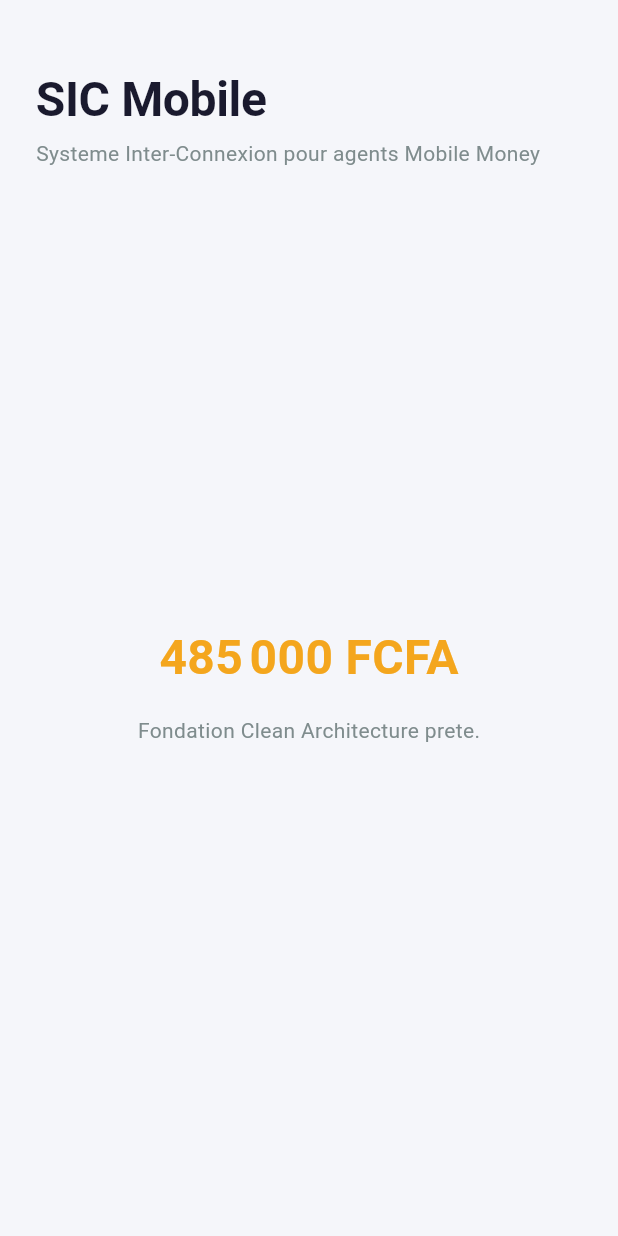
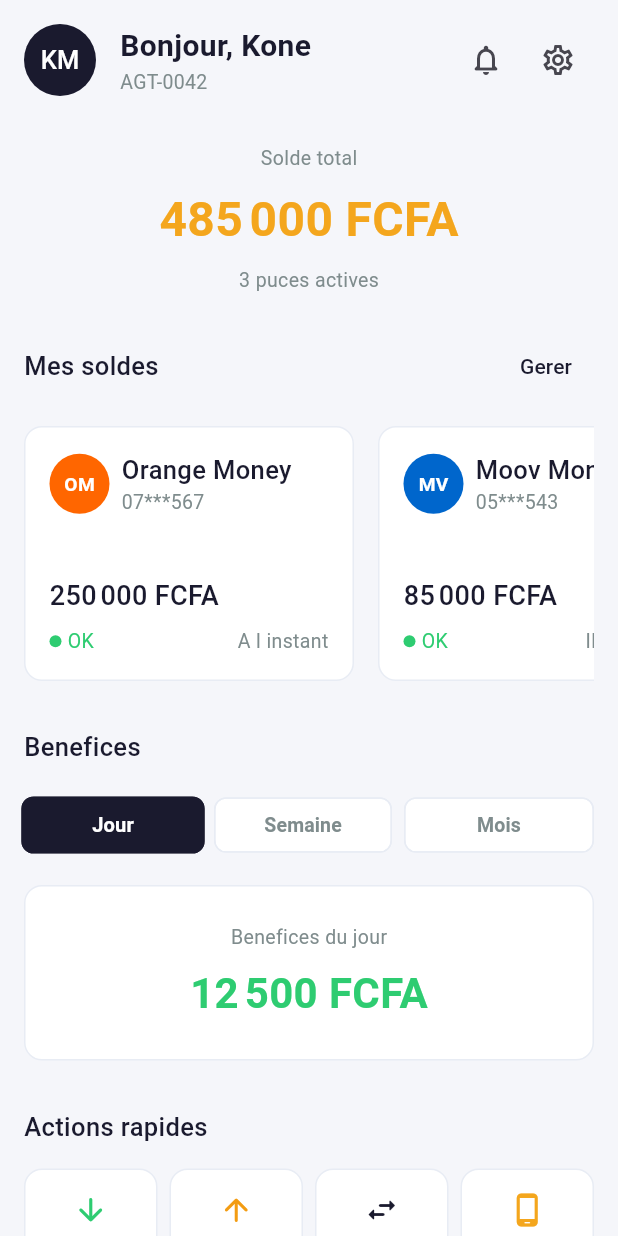
Before and after one commit to AmstaLabestar/SIC_Mobile, a Flutter app: the screen it shows after launch, on a phone screen of 412 x 824 dp. Run offline on Flutter 3.47's test engine with Material 3 defaults, Android fonts, the phone set to English and light mode, and no system bars; drawn by our look-alikes of flutter_animate; our stand-ins replace dartz, equatable, flutter_dotenv, flutter_riverpod, go_router; Roboto replaces fonts that are missing (DM Sans, Roboto Mono).

Commit message:
feat(dashboard): build dashboard screen UI

```diff
--- a/lib/features/dashboard/presentation/providers/dashboard_provider.dart
+++ b/lib/features/dashboard/presentation/providers/dashboard_provider.dart
@@ -1,6 +1,5 @@
 import 'package:flutter_riverpod/flutter_riverpod.dart';
 
-import '../../../../core/errors/failures.dart';
 import '../../../../core/usecases/usecase.dart';
 import '../../data/datasources/dashboard_local_datasource.dart';
 import '../../data/repositories/dashboard_repository_impl.dart';
@@ -66,18 +65,6 @@ class DashboardNotifier extends AsyncNotifier<AgentSummary> {
     final usecase = ref.read(getDashboardSummaryProvider);
     final result = await usecase(const NoParams());
 
-    return result.fold(
-      (failure) => throw _DashboardLoadException(failure),
-      (summary) => summary,
-    );
+    return result.fold((failure) => throw failure, (summary) => summary);
   }
 }
-
-class _DashboardLoadException implements Exception {
-  const _DashboardLoadException(this.failure);
-
-  final Failure failure;
-
-  @override
-  String toString() => failure.message;
-}
--- /dev/null
+++ b/lib/features/dashboard/presentation/screens/dashboard_screen.dart
@@ -0,0 +1,283 @@
+import 'package:flutter/material.dart';
+import 'package:flutter_animate/flutter_animate.dart';
+import 'package:flutter_riverpod/flutter_riverpod.dart';
+
+import '../../../../core/constants/app_colors.dart';
+import '../../../../core/constants/app_spacing.dart';
+import '../../../../core/constants/app_text_styles.dart';
+import '../../../../core/widgets/sic_amount_display.dart';
+import '../../../../core/widgets/sic_error_widget.dart';
+import '../../../../core/widgets/sic_loading.dart';
+import '../../domain/entities/agent_summary.dart';
+import '../providers/dashboard_provider.dart';
+import '../widgets/balance_card.dart';
+import '../widgets/benefit_chips.dart';
+import '../widgets/benefit_summary_widget.dart';
+import '../widgets/quick_actions_row.dart';
+
+class DashboardScreen extends ConsumerWidget {
+  const DashboardScreen({super.key});
+
+  @override
+  Widget build(BuildContext context, WidgetRef ref) {
+    final dashboardState = ref.watch(dashboardNotifierProvider);
+
+    return Scaffold(
+      body: SafeArea(
+        child: dashboardState.when(
+          loading: () => const SicLoading(),
+          error: (error, _) => SicErrorWidget(
+            error: error,
+            onRetry: () => ref.read(dashboardNotifierProvider.notifier).refresh(),
+          ),
+          data: (summary) => RefreshIndicator(
+            color: AppColors.accent,
+            onRefresh: () {
+              return ref.read(dashboardNotifierProvider.notifier).refresh();
+            },
+            child: _DashboardContent(summary: summary),
+          ),
+        ),
+      ),
+    );
+  }
+}
+
+class _DashboardContent extends ConsumerWidget {
+  const _DashboardContent({required this.summary});
+
+  final AgentSummary summary;
+
+  @override
+  Widget build(BuildContext context, WidgetRef ref) {
+    return CustomScrollView(
+      physics: const AlwaysScrollableScrollPhysics(),
+      slivers: [
+        SliverToBoxAdapter(child: _DashboardHeader(summary: summary)),
+        SliverToBoxAdapter(
+          child: Padding(
+            padding: const EdgeInsets.symmetric(horizontal: AppSpacing.md),
+            child: Column(
+              crossAxisAlignment: CrossAxisAlignment.start,
+              children: [
+                if (summary.hasLowBalance) ...[
+                  const SizedBox(height: AppSpacing.md),
+                  const _LowBalanceBanner(),
+                ],
+                const SizedBox(height: AppSpacing.lg),
+                _SectionHeader(
+                  title: 'Mes soldes',
+                  actionLabel: 'Gerer',
+                  onActionTap: () => _showComingSoon(context),
+                ),
+                const SizedBox(height: AppSpacing.md),
+                SizedBox(
+                  height: 170,
+                  child: ListView.separated(
+                    scrollDirection: Axis.horizontal,
+                    itemCount: summary.balances.length,
+                    separatorBuilder: (context, index) => const SizedBox(
+                      width: AppSpacing.md,
+                    ),
+                    itemBuilder: (context, index) {
+                      final balance = summary.balances[index];
+
+                      return BalanceCard(
+                        balance: balance,
+                        onTap: () {
+                          ref
+                              .read(dashboardNotifierProvider.notifier)
+                              .refreshOperatorBalance(balance.operatorCode);
+                        },
+                      );
+                    },
+                  ),
+                ),
+                const SizedBox(height: AppSpacing.xl),
+                const _SectionHeader(title: 'Benefices'),
+                const SizedBox(height: AppSpacing.md),
+                const BenefitChips(),
+                const SizedBox(height: AppSpacing.md),
+                BenefitSummaryWidget(summary: summary),
+                const SizedBox(height: AppSpacing.xl),
+                const _SectionHeader(title: 'Actions rapides'),
+                const SizedBox(height: AppSpacing.md),
+                QuickActionsRow(
+                  onDepositTap: () => _showComingSoon(context),
+                  onWithdrawalTap: () => _showComingSoon(context),
+                  onTransferTap: () => _showComingSoon(context),
+                  onTopUpTap: () => _showComingSoon(context),
+                ),
+                const SizedBox(height: AppSpacing.xl),
+              ],
+            ),
+          ),
+        ),
+      ],
+    );
+  }
+
+  void _showComingSoon(BuildContext context) {
+    ScaffoldMessenger.of(context).showSnackBar(
+      const SnackBar(content: Text('Fonctionnalite prevue dans la suite.')),
+    );
+  }
+}
+
+class _DashboardHeader extends StatelessWidget {
+  const _DashboardHeader({required this.summary});
+
+  final AgentSummary summary;
+
+  @override
+  Widget build(BuildContext context) {
+    final firstName = summary.agentName.split(' ').first;
+
+    return Padding(
+      padding: const EdgeInsets.fromLTRB(
+        AppSpacing.md,
+        AppSpacing.md,
+        AppSpacing.md,
+        0,
+      ),
+      child: Column(
+        crossAxisAlignment: CrossAxisAlignment.start,
+        children: [
+          Row(
+            children: [
+              _AgentAvatar(agentName: summary.agentName),
+              const SizedBox(width: AppSpacing.md),
+              Expanded(
+                child: Column(
+                  crossAxisAlignment: CrossAxisAlignment.start,
+                  children: [
+                    Text('Bonjour, $firstName', style: AppTextStyles.titleLarge),
+                    Text(summary.agentCode, style: AppTextStyles.caption),
+                  ],
+                ),
+              ),
+              IconButton(
+                tooltip: 'Notifications',
+                onPressed: () {},
+                icon: const Icon(Icons.notifications_none_rounded),
+              ),
+              IconButton(
+                tooltip: 'Parametres',
+                onPressed: () {},
+                icon: const Icon(Icons.settings_outlined),
+              ),
+            ],
+          ),
+          const SizedBox(height: AppSpacing.xl),
+          Center(
+            child: Column(
+              children: [
+                const Text('Solde total', style: AppTextStyles.caption),
+                const SizedBox(height: AppSpacing.sm),
+                TweenAnimationBuilder<double>(
+                  tween: Tween<double>(begin: 0, end: summary.totalBalance),
+                  duration: const Duration(milliseconds: 650),
+                  curve: Curves.easeOutCubic,
+                  builder: (context, value, child) {
+                    return SicAmountDisplay(
+                      amount: value,
+                      size: SicAmountSize.large,
+                    );
+                  },
+                ),
+                const SizedBox(height: AppSpacing.sm),
+                Text(
+                  '${summary.activeSimCount} puces actives',
+                  style: AppTextStyles.caption,
+                ),
+              ],
+            ),
+          ).animate().fadeIn(duration: 280.ms).slideY(begin: 0.05, end: 0),
+        ],
+      ),
+    );
+  }
+}
+
+class _AgentAvatar extends StatelessWidget {
+  const _AgentAvatar({required this.agentName});
+
+  final String agentName;
+
+  @override
+  Widget build(BuildContext context) {
+    final initials = agentName
+        .split(' ')
+        .where((part) => part.isNotEmpty)
+        .take(2)
+        .map((part) => part[0])
+        .join()
+        .toUpperCase();
+
+    return CircleAvatar(
+      radius: 24,
+      backgroundColor: AppColors.primary,
+      child: Text(
+        initials,
+        style: AppTextStyles.titleMedium.copyWith(color: AppColors.surface),
+      ),
+    );
+  }
+}
+
+class _LowBalanceBanner extends StatelessWidget {
+  const _LowBalanceBanner();
+
+  @override
+  Widget build(BuildContext context) {
+    return Container(
+      width: double.infinity,
+      padding: const EdgeInsets.all(AppSpacing.md),
+      decoration: BoxDecoration(
+        color: AppColors.danger.withValues(alpha: 0.08),
+        borderRadius: BorderRadius.circular(12),
+        border: Border.all(color: AppColors.danger.withValues(alpha: 0.18)),
+      ),
+      child: Row(
+        children: [
+          const Icon(Icons.warning_amber_rounded, color: AppColors.danger),
+          const SizedBox(width: AppSpacing.sm),
+          Expanded(
+            child: Text(
+              'Une puce a un solde faible. Pensez a compenser avant le prochain client.',
+              style: AppTextStyles.bodyMedium.copyWith(
+                color: AppColors.textPrimary,
+              ),
+            ),
+          ),
+        ],
+      ),
+    );
+  }
+}
+
+class _SectionHeader extends StatelessWidget {
+  const _SectionHeader({
+    required this.title,
+    this.actionLabel,
+    this.onActionTap,
+  });
+
+  final String title;
+  final String? actionLabel;
+  final VoidCallback? onActionTap;
+
+  @override
+  Widget build(BuildContext context) {
+    return Row(
+      children: [
+        Expanded(child: Text(title, style: AppTextStyles.titleMedium)),
+        if (actionLabel != null)
+          TextButton(
+            onPressed: onActionTap,
+            child: Text(actionLabel!),
+          ),
+      ],
+    );
+  }
+}
--- /dev/null
+++ b/lib/features/dashboard/presentation/widgets/balance_card.dart
@@ -0,0 +1,161 @@
+import 'package:flutter/material.dart';
+import 'package:flutter/services.dart';
+import 'package:flutter_animate/flutter_animate.dart';
+
+import '../../../../core/constants/app_colors.dart';
+import '../../../../core/constants/app_spacing.dart';
+import '../../../../core/constants/app_text_styles.dart';
+import '../../../../core/utils/date_formatter.dart';
+import '../../../../core/utils/fcfa_formatter.dart';
+import '../../../../core/widgets/operator_logo.dart';
+import '../../domain/entities/balance_summary.dart';
+
+class BalanceCard extends StatelessWidget {
+  const BalanceCard({
+    super.key,
+    required this.balance,
+    this.onTap,
+  });
+
+  final BalanceSummary balance;
+  final VoidCallback? onTap;
+
+  @override
+  Widget build(BuildContext context) {
+    final status = _BalanceStatus.fromBalance(balance);
+
+    return Semantics(
+      button: onTap != null,
+      label: '${balance.operatorName}, ${FcfaFormatter.format(balance.balance)}',
+      child: InkWell(
+        borderRadius: BorderRadius.circular(12),
+        onTap: () {
+          HapticFeedback.lightImpact();
+          onTap?.call();
+        },
+        child: AnimatedContainer(
+          duration: const Duration(milliseconds: 220),
+          width: 220,
+          padding: const EdgeInsets.all(AppSpacing.md),
+          decoration: BoxDecoration(
+            color: status.backgroundColor,
+            border: Border.all(color: status.borderColor),
+            borderRadius: BorderRadius.circular(12),
+          ),
+          child: Column(
+            crossAxisAlignment: CrossAxisAlignment.start,
+            children: [
+              Row(
+                children: [
+                  OperatorLogo(operatorCode: balance.operatorCode),
+                  const SizedBox(width: AppSpacing.sm),
+                  Expanded(
+                    child: Column(
+                      crossAxisAlignment: CrossAxisAlignment.start,
+                      children: [
+                        Text(
+                          balance.operatorName,
+                          style: AppTextStyles.titleMedium,
+                          maxLines: 1,
+                          overflow: TextOverflow.ellipsis,
+                        ),
+                        Text(
+                          _maskPhone(balance.phoneNumber),
+                          style: AppTextStyles.caption,
+                        ),
+                      ],
+                    ),
+                  ),
+                ],
+              ),
+              const Spacer(),
+              Text(
+                FcfaFormatter.format(balance.balance),
+                style: AppTextStyles.amountSmall.copyWith(
+                  color: AppColors.textPrimary,
+                ),
+                maxLines: 1,
+                overflow: TextOverflow.ellipsis,
+              ),
+              const SizedBox(height: AppSpacing.sm),
+              Row(
+                children: [
+                  Container(
+                    height: 8,
+                    width: 8,
+                    decoration: BoxDecoration(
+                      color: status.color,
+                      shape: BoxShape.circle,
+                    ),
+                  ),
+                  const SizedBox(width: AppSpacing.xs),
+                  Expanded(
+                    child: Text(
+                      status.label,
+                      style: AppTextStyles.caption.copyWith(color: status.color),
+                    ),
+                  ),
+                  Text(
+                    DateFormatter.formatRelative(balance.lastUpdated),
+                    style: AppTextStyles.caption,
+                  ),
+                ],
+              ),
+            ],
+          ),
+        ),
+      ),
+    ).animate().fadeIn(duration: 260.ms).slideX(begin: 0.05, end: 0);
+  }
+
+  static String _maskPhone(String phoneNumber) {
+    if (phoneNumber.length < 6) {
+      return phoneNumber;
+    }
+
+    return '${phoneNumber.substring(0, 2)}***${phoneNumber.substring(
+      phoneNumber.length - 3,
+    )}';
+  }
+}
+
+class _BalanceStatus {
+  const _BalanceStatus({
+    required this.label,
+    required this.color,
+    required this.borderColor,
+    required this.backgroundColor,
+  });
+
+  final String label;
+  final Color color;
+  final Color borderColor;
+  final Color backgroundColor;
+
+  factory _BalanceStatus.fromBalance(BalanceSummary balance) {
+    if (balance.isEmpty) {
+      return _BalanceStatus(
+        label: 'Vide',
+        color: AppColors.danger,
+        borderColor: AppColors.danger.withValues(alpha: 0.45),
+        backgroundColor: AppColors.danger.withValues(alpha: 0.07),
+      );
+    }
+
+    if (balance.isLow) {
+      return _BalanceStatus(
+        label: 'Faible',
+        color: AppColors.warning,
+        borderColor: AppColors.warning.withValues(alpha: 0.55),
+        backgroundColor: AppColors.surface,
+      );
+    }
+
+    return const _BalanceStatus(
+      label: 'OK',
+      color: AppColors.success,
+      borderColor: AppColors.cardBorder,
+      backgroundColor: AppColors.surface,
+    );
+  }
+}
--- /dev/null
+++ b/lib/features/dashboard/presentation/widgets/benefit_chips.dart
@@ -0,0 +1,60 @@
+import 'package:flutter/material.dart';
+import 'package:flutter_animate/flutter_animate.dart';
+import 'package:flutter_riverpod/flutter_riverpod.dart';
+
+import '../../../../core/constants/app_colors.dart';
+import '../../../../core/constants/app_spacing.dart';
+import '../../../../core/constants/app_text_styles.dart';
+import '../providers/dashboard_provider.dart';
+
+class BenefitChips extends ConsumerWidget {
+  const BenefitChips({super.key});
+
+  @override
+  Widget build(BuildContext context, WidgetRef ref) {
+    final selectedPeriod = ref.watch(selectedBenefitPeriodProvider);
+
+    return Row(
+      children: DashboardBenefitPeriod.values.map((period) {
+        final isSelected = selectedPeriod == period;
+
+        return Expanded(
+          child: Padding(
+            padding: EdgeInsets.only(
+              right: period == DashboardBenefitPeriod.month ? 0 : AppSpacing.sm,
+            ),
+            child: ChoiceChip(
+              selected: isSelected,
+              label: Center(child: Text(_label(period))),
+              labelStyle: AppTextStyles.caption.copyWith(
+                color: isSelected ? AppColors.surface : AppColors.textSecondary,
+                fontWeight: FontWeight.w600,
+              ),
+              selectedColor: AppColors.primary,
+              showCheckmark: false,
+              side: BorderSide(
+                color: isSelected ? AppColors.primary : AppColors.cardBorder,
+              ),
+              backgroundColor: AppColors.surface,
+              onSelected: (_) {
+                ref.read(selectedBenefitPeriodProvider.notifier).state = period;
+              },
+            ).animate(target: isSelected ? 1 : 0).scaleXY(
+                  begin: 1,
+                  end: 1.03,
+                  duration: 180.ms,
+                ),
+          ),
+        );
+      }).toList(),
+    );
+  }
+
+  String _label(DashboardBenefitPeriod period) {
+    return switch (period) {
+      DashboardBenefitPeriod.today => 'Jour',
+      DashboardBenefitPeriod.week => 'Semaine',
+      DashboardBenefitPeriod.month => 'Mois',
+    };
+  }
+}
--- /dev/null
+++ b/lib/features/dashboard/presentation/widgets/benefit_summary_widget.dart
@@ -0,0 +1,58 @@
+import 'package:flutter/material.dart';
+import 'package:flutter_animate/flutter_animate.dart';
+import 'package:flutter_riverpod/flutter_riverpod.dart';
+
+import '../../../../core/constants/app_colors.dart';
+import '../../../../core/constants/app_spacing.dart';
+import '../../../../core/constants/app_text_styles.dart';
+import '../../../../core/widgets/sic_amount_display.dart';
+import '../../domain/entities/agent_summary.dart';
+import '../providers/dashboard_provider.dart';
+
+class BenefitSummaryWidget extends ConsumerWidget {
+  const BenefitSummaryWidget({super.key, required this.summary});
+
+  final AgentSummary summary;
+
+  @override
+  Widget build(BuildContext context, WidgetRef ref) {
+    final period = ref.watch(selectedBenefitPeriodProvider);
+    final amount = switch (period) {
+      DashboardBenefitPeriod.today => summary.benefits.today,
+      DashboardBenefitPeriod.week => summary.benefits.week,
+      DashboardBenefitPeriod.month => summary.benefits.month,
+    };
+
+    return Container(
+      width: double.infinity,
+      padding: const EdgeInsets.all(AppSpacing.lg),
+      decoration: BoxDecoration(
+        color: AppColors.surface,
+        border: Border.all(color: AppColors.cardBorder),
+        borderRadius: BorderRadius.circular(12),
+      ),
+      child: Column(
+        children: [
+          Text(
+            'Benefices ${_label(period)}',
+            style: AppTextStyles.caption,
+          ),
+          const SizedBox(height: AppSpacing.sm),
+          SicAmountDisplay(
+            amount: amount,
+            color: AppColors.success,
+            size: SicAmountSize.medium,
+          ),
+        ],
+      ),
+    ).animate().fadeIn(duration: 260.ms).slideY(begin: 0.04, end: 0);
+  }
+
+  String _label(DashboardBenefitPeriod period) {
+    return switch (period) {
+      DashboardBenefitPeriod.today => 'du jour',
+      DashboardBenefitPeriod.week => 'de la semaine',
+      DashboardBenefitPeriod.month => 'du mois',
+    };
+  }
+}
--- /dev/null
+++ b/lib/features/dashboard/presentation/widgets/quick_actions_row.dart
@@ -0,0 +1,117 @@
+import 'package:flutter/material.dart';
+import 'package:flutter/services.dart';
+import 'package:flutter_animate/flutter_animate.dart';
+
+import '../../../../core/constants/app_colors.dart';
+import '../../../../core/constants/app_spacing.dart';
+import '../../../../core/constants/app_text_styles.dart';
+
+class QuickActionsRow extends StatelessWidget {
+  const QuickActionsRow({
+    super.key,
+    this.onDepositTap,
+    this.onWithdrawalTap,
+    this.onTransferTap,
+    this.onTopUpTap,
+  });
+
+  final VoidCallback? onDepositTap;
+  final VoidCallback? onWithdrawalTap;
+  final VoidCallback? onTransferTap;
+  final VoidCallback? onTopUpTap;
+
+  @override
+  Widget build(BuildContext context) {
+    return Row(
+      children: [
+        _QuickActionButton(
+          icon: Icons.arrow_downward_rounded,
+          label: 'Depot',
+          color: AppColors.success,
+          onTap: onDepositTap,
+        ),
+        const SizedBox(width: AppSpacing.sm),
+        _QuickActionButton(
+          icon: Icons.arrow_upward_rounded,
+          label: 'Retrait',
+          color: AppColors.warning,
+          onTap: onWithdrawalTap,
+        ),
+        const SizedBox(width: AppSpacing.sm),
+        _QuickActionButton(
+          icon: Icons.swap_horiz_rounded,
+          label: 'Transfert',
+          color: AppColors.primary,
+          onTap: onTransferTap,
+        ),
+        const SizedBox(width: AppSpacing.sm),
+        _QuickActionButton(
+          icon: Icons.phone_android_rounded,
+          label: 'Recharge',
+          color: AppColors.accent,
+          onTap: onTopUpTap,
+        ),
+      ],
+    );
+  }
+}
+
+class _QuickActionButton extends StatelessWidget {
+  const _QuickActionButton({
+    required this.icon,
+    required this.label,
+    required this.color,
+    this.onTap,
+  });
+
+  final IconData icon;
+  final String label;
+  final Color color;
+  final VoidCallback? onTap;
+
+  @override
+  Widget build(BuildContext context) {
+    return Expanded(
+      child: Semantics(
+        button: true,
+        label: label,
+        child: InkWell(
+          borderRadius: BorderRadius.circular(12),
+          onTap: () {
+            HapticFeedback.selectionClick();
+            onTap?.call();
+          },
+          child: Container(
+            height: 82,
+            padding: const EdgeInsets.symmetric(horizontal: AppSpacing.xs),
+            decoration: BoxDecoration(
+              color: AppColors.surface,
+              border: Border.all(color: AppColors.cardBorder),
+              borderRadius: BorderRadius.circular(12),
+            ),
+            child: Column(
+              mainAxisAlignment: MainAxisAlignment.center,
+              children: [
+                Icon(icon, color: color, size: 24),
+                const SizedBox(height: AppSpacing.sm),
+                FittedBox(
+                  fit: BoxFit.scaleDown,
+                  child: Text(
+                    label,
+                    style: AppTextStyles.caption.copyWith(
+                      color: AppColors.textPrimary,
+                      fontWeight: FontWeight.w600,
+                    ),
+                  ),
+                ),
+              ],
+            ),
+          ),
+        ),
+      ).animate().fadeIn(duration: 240.ms).scale(
+            begin: const Offset(0.96, 0.96),
+            end: const Offset(1, 1),
+          ),
+    );
+  }
+}
--- a/lib/main.dart
+++ b/lib/main.dart
@@ -3,7 +3,7 @@ import 'package:flutter_dotenv/flutter_dotenv.dart';
 import 'package:flutter_riverpod/flutter_riverpod.dart';
 
 import 'core/constants/app_theme.dart';
-import 'core/widgets/sic_amount_display.dart';
+import 'features/dashboard/presentation/screens/dashboard_screen.dart';
 
 Future<void> main() async {
   WidgetsFlutterBinding.ensureInitialized();
@@ -21,51 +21,7 @@ class SicMobileApp extends StatelessWidget {
       title: 'SIC Mobile',
       debugShowCheckedModeBanner: false,
       theme: AppTheme.lightTheme,
-      home: const _ArchitecturePreviewScreen(),
+      home: const DashboardScreen(),
     );
   }
 }
-
-class _ArchitecturePreviewScreen extends StatelessWidget {
-  const _ArchitecturePreviewScreen();
-
-  @override
-  Widget build(BuildContext context) {
-    final textTheme = Theme.of(context).textTheme;
-
-    return Scaffold(
-      body: SafeArea(
-        child: Padding(
-          padding: const EdgeInsets.all(24),
-          child: Column(
-            crossAxisAlignment: CrossAxisAlignment.start,
-            children: [
-              const SizedBox(height: 24),
-              Text('SIC Mobile', style: textTheme.displayLarge),
-              const SizedBox(height: 8),
-              Text(
-                'Systeme Inter-Connexion pour agents Mobile Money',
-                style: textTheme.bodyMedium,
-              ),
-              const Spacer(),
-              const Center(
-                child: SicAmountDisplay(
-                  amount: 485000,
-                  size: SicAmountSize.large,
-                ),
-              ),
-              const SizedBox(height: 16),
-              Center(
-                child: Text(
-                  'Fondation Clean Architecture prete.',
-                  style: textTheme.bodyMedium,
-                ),
-              ),
-              const Spacer(),
-            ],
-          ),
-        ),
-      ),
-    );
-  }
-}
```
Also changed, not shown: 2 other files.
